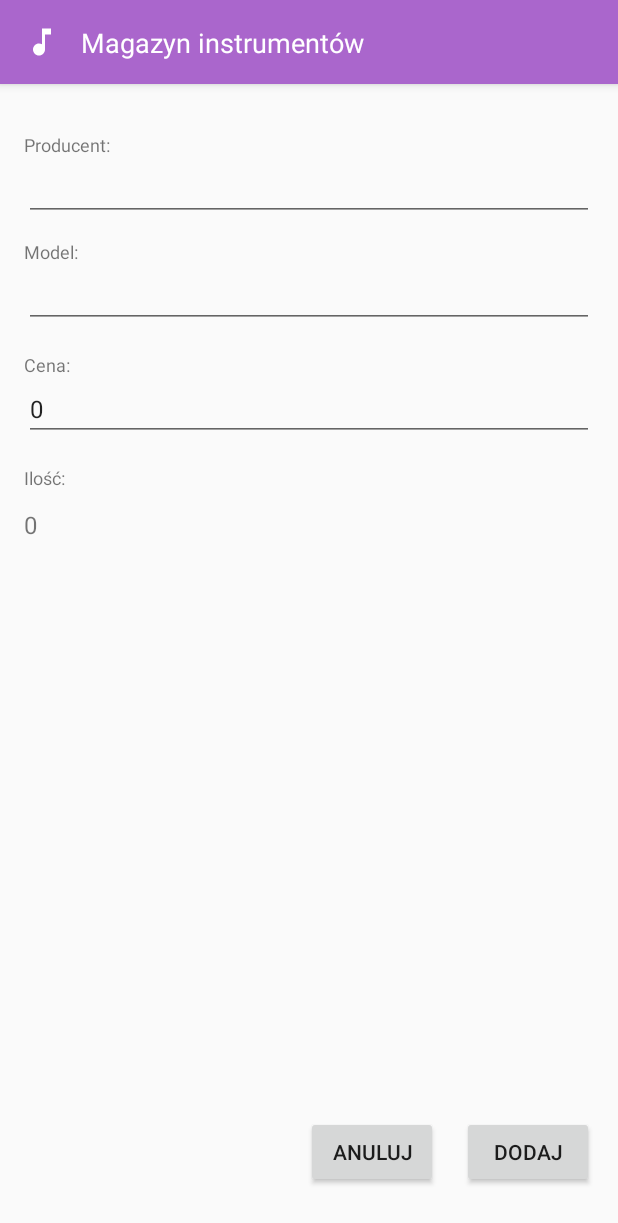
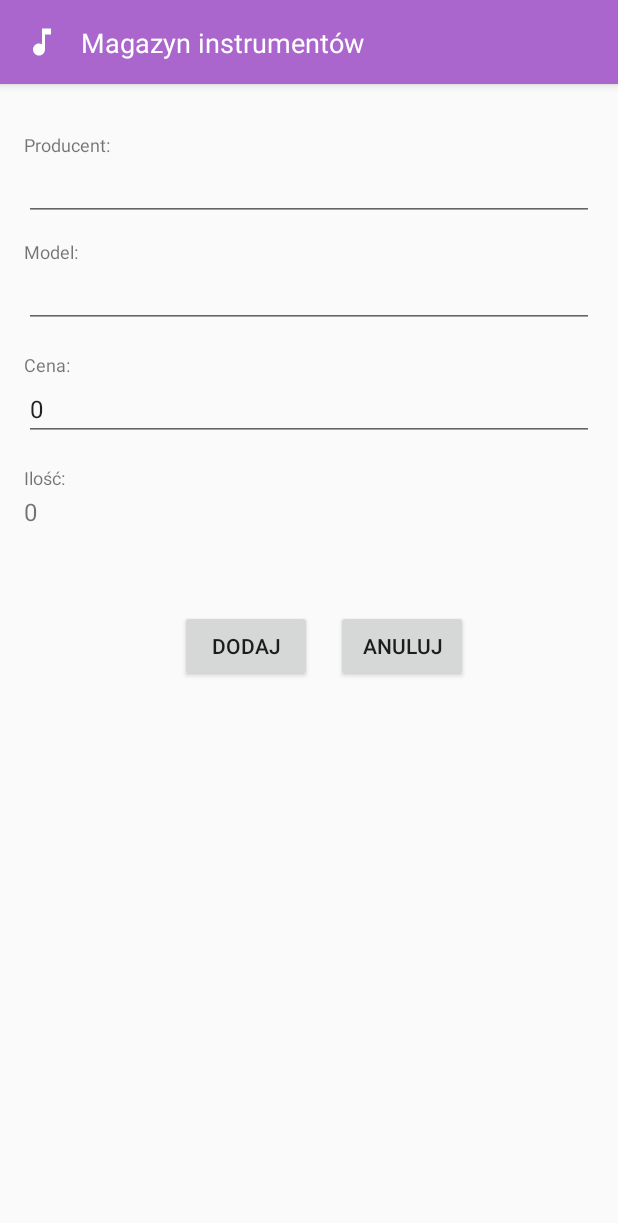
Before and after one commit to EwelinaR/WarehouseUser, an Android app: the fragment AddViewFragment placed in its activity, on a phone screen of 412 x 824 dp. Shown: the top 1223 px of the screen. Run offline under Robolectric (Android 15) with nearby library versions, the phone set to English and light mode, and no system bars.

Commit message:
Repair buttons in edit view

```diff
--- a/app/src/main/java/com/example/warehouseuser/api/ListCallback.java
+++ b/app/src/main/java/com/example/warehouseuser/api/ListCallback.java
@@ -4,7 +4,7 @@ import android.util.Log;
 
 import com.example.warehouseuser.Instrument;
 import com.example.warehouseuser.RequestResponseStatus;
-import com.example.warehouseuser.fragment.FragmentUpdateList;
+import com.example.warehouseuser.fragment.update.FragmentUpdateList;
 
 import org.json.JSONException;
 import org.json.JSONObject;
--- a/app/src/main/java/com/example/warehouseuser/api/RestApi.java
+++ b/app/src/main/java/com/example/warehouseuser/api/RestApi.java
@@ -6,9 +6,9 @@ import android.util.Log;
 import com.example.warehouseuser.AuthenticationInterceptor;
 import com.example.warehouseuser.Instrument;
 import com.example.warehouseuser.SessionManager;
-import com.example.warehouseuser.fragment.FragmentUpdate;
-import com.example.warehouseuser.fragment.FragmentUpdateList;
-import com.example.warehouseuser.fragment.OnAuthenticationUpdate;
+import com.example.warehouseuser.fragment.update.FragmentUpdate;
+import com.example.warehouseuser.fragment.update.FragmentUpdateList;
+import com.example.warehouseuser.fragment.update.OnAuthenticationUpdate;
 import com.google.gson.Gson;
 import com.google.gson.GsonBuilder;
 
@@ -25,6 +25,9 @@ public class RestApi {
 
     static final String BASE_URL = "http://192.168.1.132:8080/";
     private SessionManager manager;
+    private final String CLIENT_ID = "client";
+    private final String CLIENT_SECRET = "secret";
+    private final String BEARER_PREFIX = "Bearer ";
 
     public RestApi(Context context) {
         this.manager = new SessionManager(context);
@@ -56,7 +59,7 @@ public class RestApi {
     }
 
     public void getToken(OnAuthenticationUpdate update, String username, String password) {
-        String authToken = Credentials.basic("client", "secret");
+        String authToken = Credentials.basic(CLIENT_ID, CLIENT_SECRET);
 
         RetrofitApi retrofitApi = createRetrofitApi(authToken);
 
@@ -65,7 +68,7 @@ public class RestApi {
     }
 
     public void refreshToken(OnAuthenticationUpdate update) {
-        String authToken = Credentials.basic("client", "secret");
+        String authToken = Credentials.basic(CLIENT_ID, CLIENT_SECRET);
         RetrofitApi retrofitApi = createRetrofitApi(authToken);
 
         Call<TokenResponse> call = retrofitApi.refreshToken("refresh_token", manager.getRefreshToken());
@@ -73,42 +76,42 @@ public class RestApi {
     }
 
     public void getInstruments(FragmentUpdateList fragmentView) {
-        RetrofitApi retrofitApi = createRetrofitApi("Bearer "+manager.getAccessToken());
+        RetrofitApi retrofitApi = createRetrofitApi(BEARER_PREFIX + manager.getAccessToken());
 
         Call<List<Instrument>> call = retrofitApi.getInstruments();
         call.enqueue(new ListCallback(fragmentView));
     }
 
     public void editInstrument(Instrument instrument, FragmentUpdate fragmentView) {
-        RetrofitApi retrofitApi = createRetrofitApi("Bearer "+manager.getAccessToken());
+        RetrofitApi retrofitApi = createRetrofitApi(BEARER_PREFIX + manager.getAccessToken());
 
         Call<Void> call = retrofitApi.updateInstrument(instrument);
         call.enqueue(new VoidCallback(fragmentView));
     }
 
     public void addInstrument(Instrument instrument, FragmentUpdate fragmentView) {
-        RetrofitApi retrofitApi = createRetrofitApi("Bearer "+manager.getAccessToken());
+        RetrofitApi retrofitApi = createRetrofitApi(BEARER_PREFIX + manager.getAccessToken());
 
         Call<Void> call = retrofitApi.addInstrument(instrument);
         call.enqueue(new VoidCallback(fragmentView));
     }
 
     public void increaseQuantity(int id, int amount, FragmentUpdate fragmentView) {
-        RetrofitApi retrofitApi = createRetrofitApi("Bearer "+manager.getAccessToken());
+        RetrofitApi retrofitApi = createRetrofitApi(BEARER_PREFIX + manager.getAccessToken());
 
         Call<Void> call = retrofitApi.increaseQuantity(id, amount);
         call.enqueue(new VoidCallback(fragmentView));
     }
 
     public void decreaseQuantity(int id, int amount, FragmentUpdate fragmentView) {
-        RetrofitApi retrofitApi = createRetrofitApi("Bearer "+manager.getAccessToken());
+        RetrofitApi retrofitApi = createRetrofitApi(BEARER_PREFIX + manager.getAccessToken());
 
         Call<Void> call = retrofitApi.decreaseQuantity(id, amount);
         call.enqueue(new VoidCallback(fragmentView));
     }
 
     public void deleteInstrument(int index, FragmentUpdate fragmentView) {
-        RetrofitApi retrofitApi = createRetrofitApi("Bearer "+manager.getAccessToken());
+        RetrofitApi retrofitApi = createRetrofitApi(BEARER_PREFIX + manager.getAccessToken());
 
         Call<Void> call = retrofitApi.deleteInstrument(index);
         call.enqueue(new VoidCallback(fragmentView));
--- a/app/src/main/java/com/example/warehouseuser/api/SignInCallback.java
+++ b/app/src/main/java/com/example/warehouseuser/api/SignInCallback.java
@@ -4,7 +4,7 @@ import android.util.Log;
 
 import com.example.warehouseuser.RequestResponseStatus;
 import com.example.warehouseuser.SessionManager;
-import com.example.warehouseuser.fragment.OnAuthenticationUpdate;
+import com.example.warehouseuser.fragment.update.OnAuthenticationUpdate;
 
 import org.json.JSONException;
 import org.json.JSONObject;
--- a/app/src/main/java/com/example/warehouseuser/api/VoidCallback.java
+++ b/app/src/main/java/com/example/warehouseuser/api/VoidCallback.java
@@ -3,7 +3,7 @@ package com.example.warehouseuser.api;
 import android.util.Log;
 
 import com.example.warehouseuser.RequestResponseStatus;
-import com.example.warehouseuser.fragment.FragmentUpdate;
+import com.example.warehouseuser.fragment.update.FragmentUpdate;
 
 import org.json.JSONException;
 import org.json.JSONObject;
--- a/app/src/main/java/com/example/warehouseuser/fragment/AddViewFragment.java
+++ b/app/src/main/java/com/example/warehouseuser/fragment/AddViewFragment.java
@@ -14,6 +14,8 @@ import com.example.warehouseuser.Instrument;
 import com.example.warehouseuser.R;
 import com.example.warehouseuser.RequestResponseStatus;
 import com.example.warehouseuser.api.RestApi;
+import com.example.warehouseuser.fragment.update.FragmentUpdate;
+import com.example.warehouseuser.fragment.update.OnAuthenticationUpdate;
 import com.google.android.material.snackbar.Snackbar;
 
 public class AddViewFragment extends DetailedFragment implements FragmentUpdate, OnAuthenticationUpdate {
@@ -62,7 +64,7 @@ public class AddViewFragment extends DetailedFragment implements FragmentUpdate,
 
     private void save(View view) {
         if (!isValidData()) {
-            Snackbar.make(view, ERROR_MESSAGE, Snackbar.LENGTH_LONG)
+            Snackbar.make(view, getString(R.string.wrong_login_or_pass), Snackbar.LENGTH_LONG)
                     .setAction("Action", null).show();
             return;
         }
--- a/app/src/main/java/com/example/warehouseuser/fragment/DetailedFragment.java
+++ b/app/src/main/java/com/example/warehouseuser/fragment/DetailedFragment.java
@@ -20,19 +20,17 @@ public class DetailedFragment extends Fragment {
     protected TextView quantity;
     protected TextView quantityDifference;
 
-    final protected String ERROR_MESSAGE = "Pola są puste lub cena jest równa zero.";
-
     @Override
     public View onCreateView(LayoutInflater inflater, ViewGroup parent, Bundle savedInstanceState) {
         return inflater.inflate(R.layout.edit_view, parent, false);
     }
 
     protected void initEditTexts() {
-        manufacturer = (EditText) getActivity().findViewById(R.id.manufacturer_edit);
-        model = (EditText) getActivity().findViewById(R.id.model_edit);
-        price = (EditText) getActivity().findViewById(R.id.price_edit);
-        quantity = (TextView) getActivity().findViewById(R.id.quantity_amount);
-        quantityDifference = (TextView) getActivity().findViewById(R.id.quantity_edit);
+        manufacturer = getActivity().findViewById(R.id.manufacturer_edit);
+        model = getActivity().findViewById(R.id.model_edit);
+        price = getActivity().findViewById(R.id.price_edit);
+        quantity = getActivity().findViewById(R.id.quantity_amount);
+        quantityDifference = getActivity().findViewById(R.id.quantity_edit);
     }
 
     protected void initPriceField() {
@@ -44,10 +42,13 @@ public class DetailedFragment extends Fragment {
             @Override
             public void onTextChanged(CharSequence ch, int start, int before, int count) {
                 String s = ch.toString();
-                 if(s.length() > 0 && !s.matches("^(\\d{1,6})((\\.)|(\\.\\d{0,2}))?$")) {
+                 if (s.length() > 0 && !s.matches("^(\\d{1,6})((\\.)|(\\.\\d{0,2}))?$")) {
                     price.setText(s.substring(0, s.length()-1));
                     price.setSelection(price.getText().length());
-                }
+                } else if (s.length() > 1 && s.startsWith("0")) {
+                     price.setText(s.substring(1));
+                     price.setSelection(price.getText().length());
+                 }
             }
         });
     }
--- a/app/src/main/java/com/example/warehouseuser/fragment/EditFragment.java
+++ b/app/src/main/java/com/example/warehouseuser/fragment/EditFragment.java
@@ -11,6 +11,8 @@ import com.example.warehouseuser.RequestResponseStatus;
 import com.example.warehouseuser.api.RestApi;
 import com.example.warehouseuser.Instrument;
 import com.example.warehouseuser.R;
+import com.example.warehouseuser.fragment.update.FragmentUpdate;
+import com.example.warehouseuser.fragment.update.OnAuthenticationUpdate;
 import com.google.android.material.snackbar.Snackbar;
 
 public class EditFragment extends DetailedFragment implements FragmentUpdate, OnAuthenticationUpdate {
@@ -81,7 +83,7 @@ public class EditFragment extends DetailedFragment implements FragmentUpdate, On
 
     private void save(View view) {
         if (!isValidData()) {
-            Snackbar.make(view, ERROR_MESSAGE, Snackbar.LENGTH_LONG)
+            Snackbar.make(view, getString(R.string.wrong_login_or_pass), Snackbar.LENGTH_LONG)
                     .setAction("Action", null).show();
             return;
         }
--- a/app/src/main/java/com/example/warehouseuser/fragment/ListFragment.java
+++ b/app/src/main/java/com/example/warehouseuser/fragment/ListFragment.java
@@ -18,6 +18,8 @@ import com.example.warehouseuser.api.RestApi;
 import com.example.warehouseuser.Instrument;
 import com.example.warehouseuser.InstrumentAdapter;
 import com.example.warehouseuser.R;
+import com.example.warehouseuser.fragment.update.FragmentUpdateList;
+import com.example.warehouseuser.fragment.update.OnAuthenticationUpdate;
 import com.google.android.material.floatingactionbutton.FloatingActionButton;
 import com.google.android.material.snackbar.Snackbar;
 
--- a/app/src/main/java/com/example/warehouseuser/fragment/SignInFragment.java
+++ b/app/src/main/java/com/example/warehouseuser/fragment/SignInFragment.java
@@ -17,6 +17,7 @@ import androidx.fragment.app.FragmentTransaction;
 import com.example.warehouseuser.R;
 import com.example.warehouseuser.RequestResponseStatus;
 import com.example.warehouseuser.api.RestApi;
+import com.example.warehouseuser.fragment.update.OnAuthenticationUpdate;
 import com.google.android.material.snackbar.Snackbar;
 
 public class SignInFragment extends Fragment implements OnAuthenticationUpdate {
@@ -59,7 +60,7 @@ public class SignInFragment extends Fragment implements OnAuthenticationUpdate {
 
     private void initEditTextFields() {
         emptyUsername = true;
-        username = (EditText) getActivity().findViewById(R.id.username);
+        username = getActivity().findViewById(R.id.username);
         username.addTextChangedListener(new TextWatcher() {
             @Override
             public void afterTextChanged(Editable s) {}
--- a/app/src/main/java/com/example/warehouseuser/fragment/StartFragment.java
+++ b/app/src/main/java/com/example/warehouseuser/fragment/StartFragment.java
@@ -16,6 +16,7 @@ import androidx.fragment.app.FragmentTransaction;
 import com.example.warehouseuser.R;
 import com.example.warehouseuser.RequestResponseStatus;
 import com.example.warehouseuser.api.RestApi;
+import com.example.warehouseuser.fragment.update.OnAuthenticationUpdate;
 import com.google.android.gms.auth.api.signin.GoogleSignIn;
 import com.google.android.gms.auth.api.signin.GoogleSignInAccount;
 import com.google.android.gms.auth.api.signin.GoogleSignInClient;
@@ -43,7 +44,7 @@ public class StartFragment extends Fragment implements OnAuthenticationUpdate {
         api = new RestApi(this.getContext());
         account = GoogleSignIn.getLastSignedInAccount(this.getContext());
         if (account != null) {
-            Log.i("LogIn", "User is already signed in with google");
+            Log.i(LOGIN_TAG, "User is already signed in with google");
             api.getToken(this, account.getDisplayName(), account.getIdToken());
         }
         initLogIn();
@@ -52,7 +53,7 @@ public class StartFragment extends Fragment implements OnAuthenticationUpdate {
     }
 
     private void initLogIn() {
-        final Button button = (Button) getActivity().findViewById(R.id.sign_in_button);
+        final Button button =  getActivity().findViewById(R.id.sign_in_button);
         button.setOnClickListener(v -> {
             Log.i("Screen", "Go to login view");
             FragmentManager fm = getFragmentManager();
--- a/app/src/main/java/com/example/warehouseuser/fragment/FragmentUpdate.java
+++ b/app/src/main/java/com/example/warehouseuser/fragment/update/FragmentUpdate.java
@@ -1,4 +1,4 @@
-package com.example.warehouseuser.fragment;
+package com.example.warehouseuser.fragment.update;
 
 import com.example.warehouseuser.RequestResponseStatus;
 
--- a/app/src/main/java/com/example/warehouseuser/fragment/FragmentUpdateList.java
+++ b/app/src/main/java/com/example/warehouseuser/fragment/update/FragmentUpdateList.java
@@ -1,4 +1,4 @@
-package com.example.warehouseuser.fragment;
+package com.example.warehouseuser.fragment.update;
 
 import com.example.warehouseuser.Instrument;
 import com.example.warehouseuser.RequestResponseStatus;
--- a/app/src/main/java/com/example/warehouseuser/fragment/OnAuthenticationUpdate.java
+++ b/app/src/main/java/com/example/warehouseuser/fragment/update/OnAuthenticationUpdate.java
@@ -1,4 +1,4 @@
-package com.example.warehouseuser.fragment;
+package com.example.warehouseuser.fragment.update;
 
 import com.example.warehouseuser.RequestResponseStatus;
 
--- /dev/null
+++ b/app/src/main/res/drawable/ic_left_arrow.xml
@@ -0,0 +1,10 @@
+<vector xmlns:android="http://schemas.android.com/apk/res/android"
+    android:width="24dp"
+    android:height="24dp"
+    android:viewportWidth="24"
+    android:viewportHeight="24"
+    android:tint="?attr/colorControlNormal">
+  <path
+      android:fillColor="@android:color/white"
+      android:pathData="M15.41,7.41L14,6l-6,6 6,6 1.41,-1.41L10.83,12z"/>
+</vector>
--- /dev/null
+++ b/app/src/main/res/drawable/ic_right_arrow.xml
@@ -0,0 +1,10 @@
+<vector xmlns:android="http://schemas.android.com/apk/res/android"
+    android:width="24dp"
+    android:height="24dp"
+    android:viewportWidth="24"
+    android:viewportHeight="24"
+    android:tint="?attr/colorControlNormal">
+  <path
+      android:fillColor="@android:color/white"
+      android:pathData="M10,6L8.59,7.41 13.17,12l-4.58,4.59L10,18l6,-6z"/>
+</vector>
--- a/app/src/main/res/layout/edit_view.xml
+++ b/app/src/main/res/layout/edit_view.xml
@@ -7,8 +7,9 @@
     android:layout_height="match_parent">
 
     <LinearLayout
+        android:id="@+id/linearLayout"
         android:layout_width="match_parent"
-        android:layout_height="match_parent"
+        android:layout_height="wrap_content"
         android:layout_marginStart="16dp"
         android:layout_marginTop="16dp"
         android:layout_marginEnd="16dp"
@@ -29,9 +30,9 @@
             android:layout_width="match_parent"
             android:layout_height="wrap_content"
             android:inputType="text"
+            android:maxLength="26"
             android:maxLines="1"
-            android:textSize="16sp"
-            android:maxLength="26"/>
+            android:textSize="16sp" />
 
         <TextView
             android:layout_width="match_parent"
@@ -45,9 +46,9 @@
             android:layout_width="match_parent"
             android:layout_height="wrap_content"
             android:inputType="text"
+            android:maxLength="26"
             android:maxLines="1"
-            android:textSize="16sp"
-            android:maxLength="26"/>
+            android:textSize="16sp" />
 
         <TextView
             android:layout_width="match_parent"
@@ -60,9 +61,9 @@
             android:id="@+id/price_edit"
             android:layout_width="match_parent"
             android:layout_height="wrap_content"
-            android:text="0"
             android:inputType="numberDecimal"
             android:maxLines="1"
+            android:text="0"
             android:textSize="16sp" />
 
         <TextView
@@ -82,40 +83,52 @@
                 android:layout_width="200dp"
                 android:layout_height="wrap_content"
                 android:layout_weight="1"
-                android:textSize="16sp"
-                android:text="0" />
+                android:text="0"
+                android:textSize="16sp" />
 
             <Button
                 android:id="@+id/decrease"
-                android:layout_width="wrap_content"
-                android:layout_height="wrap_content"
-                android:text="-" />
+                android:layout_width="30dp"
+                android:layout_height="30dp"
+                android:background="@drawable/ic_left_arrow" />
 
             <TextView
                 android:id="@+id/quantity_edit"
                 android:layout_width="20dp"
                 android:layout_height="wrap_content"
                 android:maxLines="1"
-                android:text="0" />
+                android:text="0"
+                android:textAlignment="center" />
 
             <Button
                 android:id="@+id/increase"
-                android:layout_width="wrap_content"
-                android:layout_height="wrap_content"
-                android:text="+" />
+                android:layout_width="30dp"
+                android:layout_height="30dp"
+                android:background="@drawable/ic_right_arrow" />
         </LinearLayout>
 
-    </LinearLayout>
+        <LinearLayout
+            android:layout_width="match_parent"
+            android:layout_height="match_parent"
+            android:layout_marginTop="50dp"
+            android:orientation="horizontal">
 
             <Button
                 android:id="@+id/delete"
                 android:layout_width="wrap_content"
                 android:layout_height="wrap_content"
+                android:layout_marginLeft="10dp"
                 android:layout_marginEnd="16dp"
                 android:layout_marginBottom="32dp"
-        android:text="Usuń"
-        app:layout_constraintBottom_toBottomOf="parent"
-        app:layout_constraintEnd_toStartOf="@+id/cancel" />
+                android:text="Usuń" />
+
+            <Button
+                android:id="@+id/save"
+                android:layout_width="wrap_content"
+                android:layout_height="wrap_content"
+                android:layout_marginEnd="16dp"
+                android:layout_marginBottom="32dp"
+                android:text="Zapisz" />
 
             <Button
                 android:id="@+id/cancel"
@@ -123,18 +136,10 @@
                 android:layout_height="wrap_content"
                 android:layout_marginEnd="16dp"
                 android:layout_marginBottom="32dp"
-        android:text="Anuluj"
-        app:layout_constraintBottom_toBottomOf="parent"
-        app:layout_constraintEnd_toStartOf="@+id/save" />
+                android:text="Anuluj" />
 
-    <Button
-        android:id="@+id/save"
-        android:layout_width="wrap_content"
-        android:layout_height="wrap_content"
-        android:layout_marginEnd="16dp"
-        android:layout_marginBottom="32dp"
-        android:text="Zapisz"
-        app:layout_constraintBottom_toBottomOf="parent"
-        app:layout_constraintEnd_toEndOf="parent" />
+        </LinearLayout>
+
+    </LinearLayout>
 
 </androidx.constraintlayout.widget.ConstraintLayout>
--- a/app/src/main/res/values/strings.xml
+++ b/app/src/main/res/values/strings.xml
@@ -7,5 +7,6 @@
     <string name="retry_connection">połącz ponownie</string>
     <string name="signIn_failed">Niepoprawny login lub hasło.</string>
     <string name="connection_forbidden">Brak uprawnień do wykonania czynności.</string>
-    <string name="bad_credentials">"Brak uprawnień dla wybranego konta."</string>
+    <string name="bad_credentials">Brak uprawnień dla wybranego konta.</string>
+    <string name="wrong_login_or_pass">Pola są puste lub cena jest równa zero.</string>
 </resources>
```
Lines whose indentation alone changed are shown as unchanged.
